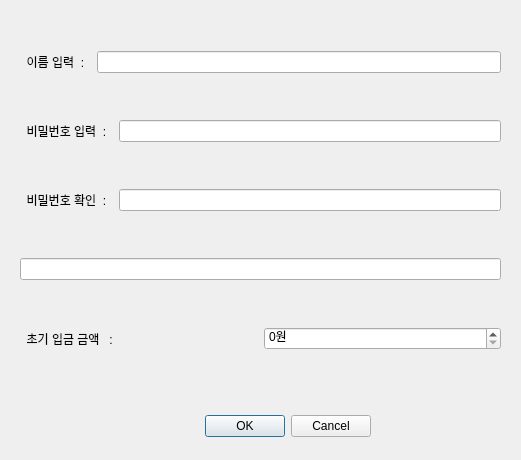
hyeon-h/QBanker-System, file form/signup.ui: the form before one commit.
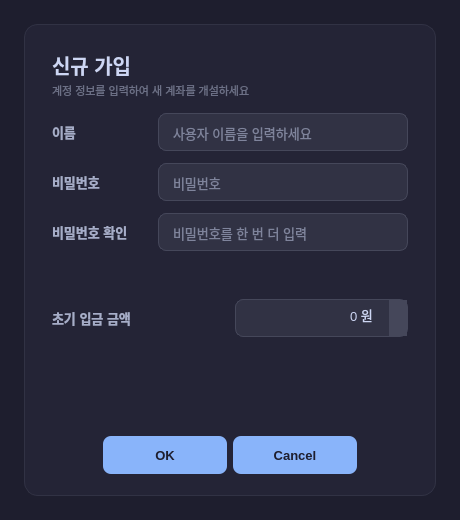
The form after the commit.

Patch:
```diff
--- a/form/signup.ui
+++ b/form/signup.ui
@@ -6,10 +6,16 @@
    <rect>
     <x>0</x>
     <y>0</y>
-    <width>521</width>
-    <height>460</height>
+    <width>460</width>
+    <height>520</height>
    </rect>
   </property>
+  <property name="minimumSize">
+   <size>
+    <width>400</width>
+    <height>480</height>
+   </size>
+  </property>
   <property name="maximumSize">
    <size>
     <width>10000</width>
@@ -19,100 +25,373 @@
   <property name="windowTitle">
    <string>Dialog</string>
   </property>
-  <widget class="QDialogButtonBox" name="buttonBox">
-   <property name="geometry">
-    <rect>
-     <x>170</x>
-     <y>410</y>
-     <width>201</width>
-     <height>32</height>
-    </rect>
-   </property>
-   <property name="orientation">
-    <enum>Qt::Orientation::Horizontal</enum>
+  <property name="styleSheet">
+   <string notr="true">
+QDialog {
+    background-color: #1e1e2e;
+}
+QWidget {
+    color: #cdd6f4;
+    font-family: "Segoe UI", "Malgun Gothic", sans-serif;
+    font-size: 13px;
+}
+QWidget#card {
+    background-color: #242436;
+    border: 1px solid #313244;
+    border-radius: 14px;
+}
+QLabel#titleLabel {
+    color: #cdd6f4;
+    font-size: 20px;
+    font-weight: 700;
+}
+QLabel#subtitleLabel {
+    color: #6c7086;
+    font-size: 11px;
+    font-weight: 400;
+}
+QLabel {
+    color: #a6adc8;
+    font-weight: 500;
+    background: transparent;
+}
+QLineEdit {
+    background-color: #313244;
+    border: 1px solid #45475a;
+    border-radius: 8px;
+    padding: 9px 12px;
+    color: #cdd6f4;
+    selection-background-color: #89b4fa;
+    min-height: 18px;
+}
+QLineEdit:focus {
+    border: 1px solid #89b4fa;
+    background-color: #363752;
+}
+QLineEdit:hover:!read-only {
+    border: 1px solid #6c7086;
+}
+/* 에러 메시지 라인 (읽기 전용) */
+QLineEdit#lineEdit {
+    background-color: transparent;
+    border: none;
+    color: #f38ba8;
+    font-size: 12px;
+    font-weight: 500;
+    padding: 4px 2px;
+    min-height: 14px;
+}
+QLineEdit#lineEdit:focus {
+    background-color: transparent;
+    border: none;
+}
+QSpinBox {
+    background-color: #313244;
+    border: 1px solid #45475a;
+    border-radius: 8px;
+    padding: 9px 12px;
+    color: #cdd6f4;
+    selection-background-color: #89b4fa;
+    min-height: 18px;
+}
+QSpinBox:focus {
+    border: 1px solid #89b4fa;
+    background-color: #363752;
+}
+QSpinBox:hover {
+    border: 1px solid #6c7086;
+}
+QSpinBox::up-button, QSpinBox::down-button {
+    background-color: #45475a;
+    border: none;
+    width: 18px;
+}
+QSpinBox::up-button:hover, QSpinBox::down-button:hover {
+    background-color: #585b70;
+}
+QSpinBox::up-arrow {
+    image: none;
+    border-left: 4px solid transparent;
+    border-right: 4px solid transparent;
+    border-bottom: 5px solid #cdd6f4;
+    width: 0; height: 0;
+}
+QSpinBox::down-arrow {
+    image: none;
+    border-left: 4px solid transparent;
+    border-right: 4px solid transparent;
+    border-top: 5px solid #cdd6f4;
+    width: 0; height: 0;
+}
+QDialogButtonBox QPushButton {
+    background-color: #89b4fa;
+    color: #1e1e2e;
+    border: none;
+    border-radius: 8px;
+    padding: 9px 22px;
+    font-weight: 600;
+    min-width: 80px;
+    min-height: 20px;
+}
+QDialogButtonBox QPushButton:hover {
+    background-color: #a5c4fb;
+}
+QDialogButtonBox QPushButton:pressed {
+    background-color: #74a0e8;
+}
+/* Cancel 버튼은 세컨더리 스타일 */
+QDialogButtonBox QPushButton[text="Cancel"],
+QDialogButtonBox QPushButton[text="취소"] {
+    background-color: #313244;
+    color: #cdd6f4;
+    border: 1px solid #45475a;
+}
+QDialogButtonBox QPushButton[text="Cancel"]:hover,
+QDialogButtonBox QPushButton[text="취소"]:hover {
+    background-color: #45475a;
+    border: 1px solid #89b4fa;
+}
+   </string>
+  </property>
+  <layout class="QGridLayout" name="centralGridLayout">
+   <property name="leftMargin">
+    <number>24</number>
    </property>
-   <property name="standardButtons">
-    <set>QDialogButtonBox::StandardButton::Cancel|QDialogButtonBox::StandardButton::Ok</set>
+   <property name="topMargin">
+    <number>24</number>
    </property>
-  </widget>
-  <widget class="QWidget" name="verticalLayoutWidget">
-   <property name="geometry">
-    <rect>
-     <x>20</x>
-     <y>10</y>
-     <width>481</width>
-     <height>381</height>
-    </rect>
-   </property>
+   <property name="rightMargin">
+    <number>24</number>
+   </property>
+   <property name="bottomMargin">
+    <number>24</number>
+   </property>
+   <item row="0" column="0">
+    <widget class="QWidget" name="card" native="true">
+     <layout class="QVBoxLayout" name="cardLayout">
+      <property name="leftMargin">
+       <number>28</number>
+      </property>
+      <property name="topMargin">
+       <number>26</number>
+      </property>
+      <property name="rightMargin">
+       <number>28</number>
+      </property>
+      <property name="bottomMargin">
+       <number>22</number>
+      </property>
+      <property name="spacing">
+       <number>14</number>
+      </property>
+      <item>
+       <layout class="QVBoxLayout" name="titleLayout">
+        <property name="spacing">
+         <number>2</number>
+        </property>
+        <item>
+         <widget class="QLabel" name="titleLabel">
+          <property name="text">
+           <string>신규 가입</string>
+          </property>
+         </widget>
+        </item>
+        <item>
+         <widget class="QLabel" name="subtitleLabel">
+          <property name="text">
+           <string>계정 정보를 입력하여 새 계좌를 개설하세요</string>
+          </property>
+         </widget>
+        </item>
+       </layout>
+      </item>
+      <item>
+       <widget class="QWidget" name="verticalLayoutWidget" native="true">
    <layout class="QVBoxLayout" name="verticalLayout">
+         <property name="leftMargin">
+          <number>0</number>
+         </property>
+         <property name="topMargin">
+          <number>0</number>
+         </property>
+         <property name="rightMargin">
+          <number>0</number>
+         </property>
+         <property name="bottomMargin">
+          <number>0</number>
+         </property>
+         <property name="spacing">
+          <number>12</number>
+         </property>
     <item>
      <layout class="QHBoxLayout" name="horizontalLayout_3">
+           <property name="spacing">
+            <number>10</number>
+           </property>
       <item>
        <widget class="QLabel" name="label_3">
+             <property name="minimumSize">
+              <size>
+               <width>96</width>
+               <height>0</height>
+              </size>
+             </property>
         <property name="text">
-         <string>  이름 입력  :  </string>
+              <string>이름</string>
         </property>
        </widget>
       </item>
       <item>
-       <widget class="QLineEdit" name="lineEdit_2"/>
+            <widget class="QLineEdit" name="lineEdit_2">
+             <property name="placeholderText">
+              <string>사용자 이름을 입력하세요</string>
+             </property>
+            </widget>
       </item>
      </layout>
     </item>
     <item>
      <layout class="QHBoxLayout" name="horizontalLayout_2">
+           <property name="spacing">
+            <number>10</number>
+           </property>
       <item>
        <widget class="QLabel" name="label_2">
+             <property name="minimumSize">
+              <size>
+               <width>96</width>
+               <height>0</height>
+              </size>
+             </property>
         <property name="text">
-         <string>  비밀번호 입력  :  </string>
+              <string>비밀번호</string>
         </property>
        </widget>
       </item>
       <item>
-       <widget class="QLineEdit" name="lineEdit_3"/>
+            <widget class="QLineEdit" name="lineEdit_3">
+             <property name="echoMode">
+              <enum>QLineEdit::Password</enum>
+             </property>
+             <property name="placeholderText">
+              <string>비밀번호</string>
+             </property>
+            </widget>
       </item>
      </layout>
     </item>
     <item>
      <layout class="QHBoxLayout" name="horizontalLayout">
+           <property name="spacing">
+            <number>10</number>
+           </property>
       <item>
        <widget class="QLabel" name="label">
+             <property name="minimumSize">
+              <size>
+               <width>96</width>
+               <height>0</height>
+              </size>
+             </property>
         <property name="text">
-         <string>  비밀번호 확인  :  </string>
+              <string>비밀번호 확인</string>
         </property>
        </widget>
       </item>
       <item>
-       <widget class="QLineEdit" name="lineEdit_4"/>
+            <widget class="QLineEdit" name="lineEdit_4">
+             <property name="echoMode">
+              <enum>QLineEdit::Password</enum>
+             </property>
+             <property name="placeholderText">
+              <string>비밀번호를 한 번 더 입력</string>
+             </property>
+            </widget>
       </item>
      </layout>
     </item>
     <item>
-     <widget class="QLineEdit" name="lineEdit"/>
+          <widget class="QLineEdit" name="lineEdit">
+           <property name="readOnly">
+            <bool>true</bool>
+           </property>
+           <property name="focusPolicy">
+            <enum>Qt::NoFocus</enum>
+           </property>
+           <property name="frame">
+            <bool>false</bool>
+           </property>
+           <property name="placeholderText">
+            <string/>
+           </property>
+          </widget>
     </item>
     <item>
      <layout class="QHBoxLayout" name="horizontalLayout_4">
+           <property name="spacing">
+            <number>10</number>
+           </property>
       <item>
        <widget class="QLabel" name="label_4">
+             <property name="minimumSize">
+              <size>
+               <width>96</width>
+               <height>0</height>
+              </size>
+             </property>
         <property name="text">
-         <string>  초기 입금 금액   :  </string>
+              <string>초기 입금 금액</string>
         </property>
        </widget>
       </item>
       <item>
        <widget class="QSpinBox" name="spinBox">
         <property name="suffix">
-         <string>원</string>
+              <string> 원</string>
         </property>
         <property name="maximum">
          <number>999999999</number>
         </property>
+             <property name="alignment">
+              <set>Qt::AlignRight|Qt::AlignTrailing|Qt::AlignVCenter</set>
+             </property>
        </widget>
       </item>
      </layout>
     </item>
    </layout>
   </widget>
+      </item>
+      <item>
+       <spacer name="verticalSpacer">
+        <property name="orientation">
+         <enum>Qt::Vertical</enum>
+        </property>
+        <property name="sizeHint" stdset="0">
+         <size>
+          <width>20</width>
+          <height>8</height>
+         </size>
+        </property>
+       </spacer>
+      </item>
+      <item>
+       <widget class="QDialogButtonBox" name="buttonBox">
+        <property name="orientation">
+         <enum>Qt::Orientation::Horizontal</enum>
+        </property>
+        <property name="standardButtons">
+         <set>QDialogButtonBox::StandardButton::Cancel|QDialogButtonBox::StandardButton::Ok</set>
+        </property>
+        <property name="centerButtons">
+         <bool>true</bool>
+        </property>
+       </widget>
+      </item>
+     </layout>
+    </widget>
+   </item>
+  </layout>
  </widget>
  <resources/>
  <connections>
```
Left out of the diff: 2 changed lines with no effect on the pictures. Lines whose indentation alone changed are shown as unchanged.
